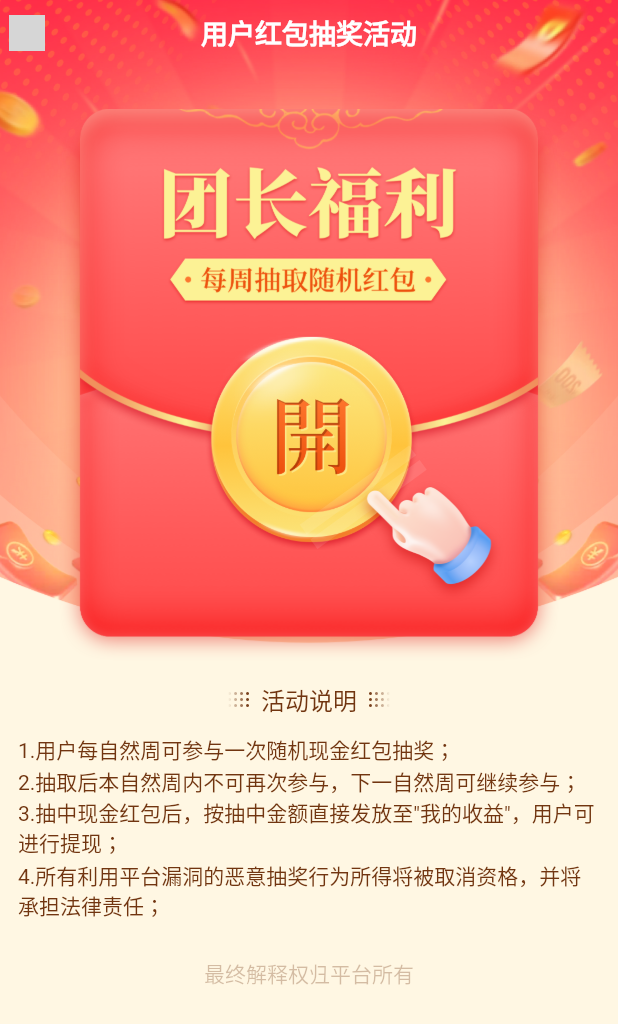
After one commit to huangzuyan110/flutter_test_app, a Flutter app: the RedEnvelopePage screen opened directly, on a phone screen of 412 x 824 dp. The commit adds this screen. Shown: the top 1024 px of the screen. Run offline on Flutter 3.47's test engine with Material 2 defaults, Android fonts, the phone set to English and light mode, and no system bars; our stand-ins replace dio, flutter_screenutil, flutter_slidable, flutter_svg, fluttertoast and 2 more; missing offline and left inert: dart:ffi, map_launcher, weather_widget; grey boxes are pictures that could not be loaded.

Commit message:
开红包动画

```diff
--- /dev/null
+++ b/lib/pages/animated/animated_red_envelope_page.dart
@@ -0,0 +1,339 @@
+/*
+ * @Descripttion:
+ * @Author: huangzuyan
+ * @Date: 2021-01-04 18:05:33
+ */
+/*
+ * @Descripttion: 巴拉树-领取红包页面
+ * @Author: huangzuyan
+ * @Date: 2021-01-04 09:22:59
+ */
+
+import 'package:flutter/material.dart';
+import 'package:flutter_screenutil/flutter_screenutil.dart';
+import 'dart:math' as math;
+
+class RedEnvelopePage extends StatefulWidget {
+  RedEnvelopePage({Key key}) : super(key: key);
+
+  @override
+  _RedEnvelopePageState createState() => _RedEnvelopePageState();
+}
+
+class _RedEnvelopePageState extends State<RedEnvelopePage> with TickerProviderStateMixin {
+  //动画控制器 scaleController：缩放动画 slideController：平移动画 lineController: 白线动画 flipController: 开红包动画
+  AnimationController scaleController, slideController, lineController, flipController;
+  Animation scaleAnimation, slideAnimation, lineAnimation, flipAnimation;
+  // 是否点击了打开红包
+  bool isClickOpen = false;
+
+  @override
+  void initState() {
+    // TODO: implement initState
+    super.initState();
+    AnimationController controller = AnimationController(duration: const Duration(milliseconds: 600), vsync: this);
+    scaleController = slideController = controller;
+    lineController = AnimationController(duration: const Duration(milliseconds: 300), vsync: this);
+    flipController = AnimationController(duration: const Duration(milliseconds: 3000), vsync: this);
+    scaleController.addStatusListener((status) {
+      // debugPrint('当前动画状态status===$status');
+      if (status == AnimationStatus.completed) {
+        //AnimationStatus.completed 动画在结束时停止的状态
+        scaleController?.reverse();
+      } else if (status == AnimationStatus.dismissed) {
+        //AnimationStatus.dismissed 表示动画在开始时就停止的状态=
+        scaleController.forward();
+      }
+    });
+
+    //动画开始、结束、向前移动或向后移动时会调用StatusListener
+    lineController.addStatusListener((status) {
+      if (status == AnimationStatus.completed) {
+        //AnimationStatus.completed 动画在结束时停止的状态
+        lineController?.reverse();
+      } else if (status == AnimationStatus.dismissed) {
+        //AnimationStatus.dismissed 表示动画在开始时就停止的状态
+        lineController.forward();
+      }
+    });
+    slideController.addStatusListener((status) {
+      if (status == AnimationStatus.completed) {
+        //AnimationStatus.completed 动画在结束时停止的状态
+        slideController?.reverse();
+      } else if (status == AnimationStatus.dismissed) {
+        //AnimationStatus.dismissed 表示动画在开始时就停止的状态
+        slideController.forward();
+      }
+    });
+
+    flipAnimation = Tween(
+      begin: 0.0,
+      end: math.pi / 2,
+    ).animate(
+      // 即延时0.51*动画时长(3000)秒执行
+      CurvedAnimation(
+        parent: flipController,
+        curve: Interval(0.0, 0.5),
+      ),
+    );
+    scaleAnimation = Tween(begin:141.0, end:160.0).animate(scaleController)..addListener(() {
+      setState(() {});
+    });
+    lineAnimation = Tween(begin: Offset(-0.2, 0.2), end: Offset(0.4, 3.2)).animate(lineController);
+    //begin: Offset.zero, end: Offset(1, 1) 以左下角为参考点，相对于左下角坐标 x轴方向向右 平移执行动画的view 的1倍 宽度，y轴方向 向下 平衡执行动画view 的1倍的高度，也就是向右下角平移了
+    slideAnimation = Tween(begin: Offset(-0.2, -0.2), end: Offset(0.1, 0.1)).animate(slideController);
+
+    //开始执行动画
+    scaleController.forward();
+    lineController.forward();
+    slideController.forward();
+  }
+
+  @override
+  void dispose() {
+    // TODO: implement dispose
+    super.dispose();
+    scaleController.dispose();
+    lineController.dispose();
+    slideController.dispose();
+    flipController.dispose();
+  }
+
+  @override
+  Widget build(BuildContext context) {
+    return Scaffold(
+      backgroundColor: Color(0xFFFFF7E3),
+      body: Stack(
+        children: [
+          // 背景图
+          Container(
+            height: ScreenUtil().setWidth(832),
+            decoration: BoxDecoration(
+              image: DecorationImage(
+                image: AssetImage("assets/images/hb_beijing.png"),
+                fit: BoxFit.cover
+              ),
+            ),
+          ),
+          SingleChildScrollView(
+            child: Container(
+              padding: EdgeInsets.fromLTRB(0, ScreenUtil().setHeight((44 + MediaQuery.of(context).padding.top)*2), 0, 0),
+              child: Column(
+                children: [
+                  // 红包
+                  _redPackgeWidget(),
+                  // 活动说明
+                  _activityTipsWidget()
+                ],
+              ),
+            ),
+          ),
+          // 导航
+          _navibarWidget(context),
+        ],
+      ),
+    );
+  }
+
+  // 红包部分
+  Container _redPackgeWidget() {
+    return Container(
+      width: 333,
+      height: 368,
+      margin: EdgeInsets.only(top: 18),
+      decoration: BoxDecoration(
+        // 红包底层
+        image: DecorationImage(
+          image: AssetImage("assets/images/hb_diceng.png"),
+          fit: BoxFit.cover
+        )
+      ),
+      child: GestureDetector(
+        onTap: (){
+          if(isClickOpen) return;
+          flipController.forward();
+          setState(() {
+            isClickOpen = true;
+          });
+        },
+        child: Stack(
+          children: [
+            // 红包上层
+            Visibility(
+              visible: true,
+              child: Align(
+                alignment: Alignment.topCenter,
+                child: Transform(
+                  alignment: Alignment.topCenter,
+                  transform: Matrix4.identity()
+                    ..setEntry(3, 2, 0.002)
+                    ..rotateX(flipAnimation.value),
+                  child: Container(
+                    width: 305,
+                    height: 230,
+                    child: Image.asset('assets/images/hb_shangceng.png', fit: BoxFit.cover,)
+                  ),
+                ),
+              ),
+            ),
+            // 开红包图片
+            Visibility(
+              visible: !isClickOpen,
+              child: Align(
+                alignment: Alignment(0, 0.3),
+                child: Container(
+                  // width: 141,
+                  // height: 150,
+                  width: scaleAnimation.value,
+                  height: scaleAnimation.value,
+                  child: Image.asset('assets/images/hb_button_kai.png', fit: BoxFit.cover,)
+                ),
+              ),
+            ),
+            // 开按钮面的白色动画
+            Visibility(
+              visible: !isClickOpen,
+              child: Align(
+                alignment: Alignment(-0.1, 0.0),
+                child: SlideTransition(
+                  position: lineAnimation,
+                  child: Transform.rotate(
+                    angle: -math.pi/5,
+                    child: Container(
+                      width: 120,
+                      height: 24,
+                      child: Column(
+                        children: [
+                          Container(
+                            width: 90,
+                            height: 8,
+                            color: Color.fromRGBO(255, 255, 255, 0.1),
+                          ),
+                          SizedBox(height: 4),
+                          Container(
+                            width: 90,
+                            height: 8,
+                            color: Color.fromRGBO(255, 255, 255, 0.1),
+                          ),
+                        ],
+                      ),
+                    ),
+                  ),
+                ),
+              ),
+            ),
+            // 开红包手指图片
+            Visibility(
+              visible: !isClickOpen,
+              child: Align(
+                alignment: FractionalOffset(0.9, 0.9),
+                child: SlideTransition(
+                  position: slideAnimation,
+                  child: Container(
+                    height: 150,
+                    width: 150,
+                    child: Image.asset('assets/images/hb_shouzhi.png', fit: BoxFit.cover,)
+                  ),
+                ),
+              ),
+            ),
+          ],
+        ),
+      ),
+    );
+  }
+
+  // 活动说明
+  Container _activityTipsWidget() {
+    return Container(
+      padding: EdgeInsets.fromLTRB(12, 0, 12, 0),
+      child: Column(
+        crossAxisAlignment: CrossAxisAlignment.start,
+        children: [
+          Padding(
+            padding: const EdgeInsets.fromLTRB(0.0, 14, 0.0, 10),
+            child: Row(
+              mainAxisAlignment: MainAxisAlignment.center,
+              crossAxisAlignment: CrossAxisAlignment.center,
+              children: [
+                Image.asset('assets/images/hb_zs_zuo.png', width: 14, height: 10),
+                Padding(
+                  padding: const EdgeInsets.fromLTRB(8.0, 0, 8.0, 0),
+                  child: Text(
+                    '活动说明',
+                    style: TextStyle(
+                      fontSize: 16,
+                      color:  Color(0xFF713510)
+                    ),
+                  ),
+                ),
+                Transform.rotate(
+                  angle: -math.pi,
+                  child: Image.asset('assets/images/hb_zs_zuo.png', width: 14, height: 10,),
+                )
+              ],
+            ),
+          ),
+          RichText(
+            text: TextSpan(
+              text: '1.用户每自然周可参与一次随机现金红包抽奖；\n2.抽取后本自然周内不可再次参与，下一自然周可继续参与；\n3.抽中现金红包后，按抽中金额直接发放至"我的收益"，用户可进行提现；\n4.所有利用平台漏洞的恶意抽奖行为所得将被取消资格，并将承担法律责任；',
+              style: TextStyle(
+                fontSize: 14,
+                color: Color(0xFF713510),
+                height: 1.5
+              ),
+            ),
+          ),
+          Container(
+            padding: EdgeInsets.fromLTRB(0, 24, 0, 12),
+            alignment: Alignment.center,
+            child: Text(
+              '最终解释权归平台所有',
+              style: TextStyle(
+                fontSize: 14,
+                color: Color.fromRGBO(113, 53, 16, 0.3)
+              ),
+            )
+          )
+        ],
+      ),
+    );
+  }
+
+  // 导航栏
+  Container _navibarWidget(BuildContext context) {
+    return Container(
+      padding: EdgeInsets.only(top: MediaQuery.of(context).padding.top),
+      height: 44 + MediaQuery.of(context).padding.top,
+      child: Stack(
+        children: [
+          Container(
+            alignment: Alignment.center,
+            child: Text(
+              '用户红包抽奖活动',
+              style: TextStyle(
+                fontSize: 18,
+                color: Colors.white,
+                fontWeight: FontWeight.bold
+              ),
+            )
+          ),
+          // 返回按钮
+          Container(
+            height: 44,
+            width: 36,
+            child: IconButton(
+              padding: EdgeInsets.all(0),
+              icon: Container(
+                width: 24,
+                height: 24,
+                child: Image.asset("assets/images/back_white.png", fit: BoxFit.cover),
+              ),
+              onPressed: () => Navigator.of(context).pop(),
+            )
+          ),
+        ],
+      ),
+    );
+  }
+}
--- a/lib/pages/animated/animated_up_arrow_widget.dart
+++ b/lib/pages/animated/animated_up_arrow_widget.dart
@@ -1,7 +1,7 @@
 /*
  * @Author: your name
  * @Date: 2020-08-18 14:26:25
- * @LastEditTime: 2020-08-24 18:17:50
+ * @LastEditTime: 2021-01-04 14:08:57
  * @LastEditors: Please set LastEditors
  * @Description: In User Settings Edit
  * @FilePath: /flutter_test_app/lib/pages/animated/animated_up_arrow_widget.dart
@@ -41,7 +41,6 @@ class _AnimatedUpArrowWidgetState extends State<AnimatedUpArrowWidget> with Tick
   @override
   void dispose() {
     // TODO: implement dispose
-    _animationController.dispose();
     super.dispose();
   }
 
--- a/lib/pages/animated/animation_page.dart
+++ b/lib/pages/animated/animation_page.dart
@@ -59,7 +59,7 @@ class _AnimationPageState extends State<AnimationPage> with TickerProviderStateM
                 : _randomGiftX)
         .animate(CurvedAnimation(parent: _waveController, curve: _waveCurve));
 
-    _animation = new Tween(begin:0.0, end:100.0).animate(_controller)..addListener((){
+    _animation = new Tween(begin:50.0, end:100.0).animate(_controller)..addListener((){
       setState(() {});
     });
     // 1.35 = (屏幕宽(375)-小部件宽)/2/小部件宽
--- a/lib/personal_center_page.dart
+++ b/lib/personal_center_page.dart
@@ -2,6 +2,7 @@ import 'package:flutter/cupertino.dart';
 import 'package:flutter/material.dart';
 import 'package:flutter_test_app/pages/animated/animated_background_page.dart';
 import 'package:flutter_test_app/pages/animated/animated_card_flip_page.dart';
+import 'package:flutter_test_app/pages/animated/animated_red_envelope_page.dart';
 import 'package:flutter_test_app/pages/auto_height_stepper_page.dart';
 import 'package:flutter_test_app/pages/auto_width_stepper_page.dart';
 import 'package:flutter_test_app/pages/bubble/bubble_demo_page.dart';
@@ -198,6 +199,16 @@ class _PersonalCenterPageState extends State<PersonalCenterPage> {
                   child: Text('跳转到翻转(从上到下)卡片数字动画'),
                 ),
               ),
+              // 跳转到开红包动画
+              Container(
+                child: MaterialButton(
+                  onPressed: (){
+                    Navigator.push(context, MaterialPageRoute(builder: (BuildContext context)=>RedEnvelopePage()));
+                  },
+                  color: Colors.red,
+                  child: Text('跳转到开红包动画'),
+                ),
+              ),
             ],
           ),
         ),
```
Also changed, not shown: assets/images/hb_beijing.png (added), assets/images/hb_button_kai.png (added), assets/images/hb_diceng.png (added), assets/images/hb_shangceng.png (added), assets/images/hb_shouzhi.png (added), assets/images/hb_zs_zuo.png (added).
